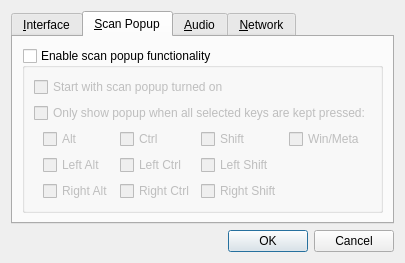
The window that src/preferences.ui (goldendict/goldendict) describes before a commit, drawn with Qt 5.
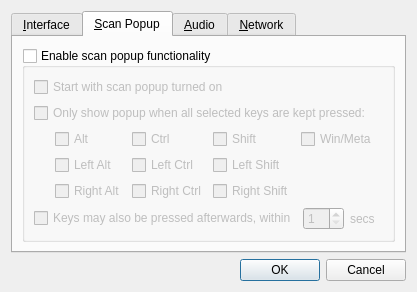
The same window after the commit. The open tabs and pages were chosen to show the change.

Commit message: + The ability to press scan popup modifiers shortly after the selection was   made added.

The edit to the form file:
```diff
--- a/src/preferences.ui
+++ b/src/preferences.ui
@@ -6,8 +6,8 @@
    <rect>
     <x>0</x>
     <y>0</y>
-    <width>402</width>
-    <height>261</height>
+    <width>417</width>
+    <height>292</height>
    </rect>
   </property>
   <property name="windowTitle">
@@ -317,6 +317,54 @@
             </layout>
            </widget>
           </item>
+          <item>
+           <layout class="QHBoxLayout" name="horizontalLayout_5">
+            <item>
+             <widget class="QCheckBox" name="scanPopupAltMode">
+              <property name="toolTip">
+               <string>Normally, in order to activate a popup you have to
+maintain the chosen keys pressed while you select
+a word. With this enabled, the chosen keys may also
+be pressed shorty after the selection is done.</string>
+              </property>
+              <property name="text">
+               <string>Keys may also be pressed afterwards, within</string>
+              </property>
+             </widget>
+            </item>
+            <item>
+             <widget class="QSpinBox" name="scanPopupAltModeSecs">
+              <property name="toolTip">
+               <string>To avoid false positives, the keys are only monitored
+after the selection's done for a limited amount of
+seconds, which is specified here.</string>
+              </property>
+              <property name="wrapping">
+               <bool>false</bool>
+              </property>
+              <property name="frame">
+               <bool>true</bool>
+              </property>
+              <property name="alignment">
+               <set>Qt::AlignLeading|Qt::AlignLeft|Qt::AlignVCenter</set>
+              </property>
+              <property name="minimum">
+               <number>1</number>
+              </property>
+              <property name="maximum">
+               <number>99</number>
+              </property>
+             </widget>
+            </item>
+            <item>
+             <widget class="QLabel" name="label_7">
+              <property name="text">
+               <string>secs</string>
+              </property>
+             </widget>
+            </item>
+           </layout>
+          </item>
          </layout>
         </widget>
        </item>
```
The commit also changes 5 other files.
